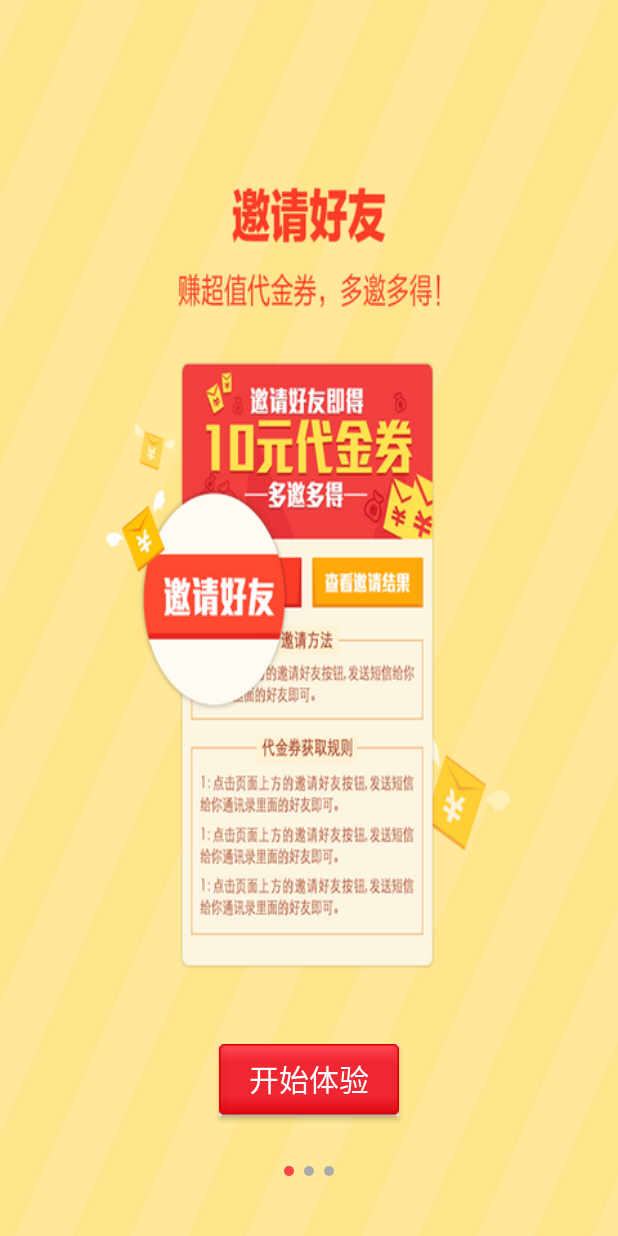
After one commit to Lfwen/BeijingNews, an Android app: the GuideActivity screen opened directly, with no data from a screen before it, on a phone screen of 412 x 824 dp. The commit adds this screen. Run offline under Robolectric (Android 15) with nearby library versions, the phone set to English and light mode, and no system bars.

Commit message:
Second commit:制作引导页面，完成引导页面数据填充（背景图）、完成添加下标动态指示点

```diff
--- a/app/src/main/AndroidManifest.xml
+++ b/app/src/main/AndroidManifest.xml
@@ -15,6 +15,7 @@
                 <category android:name="android.intent.category.LAUNCHER" />
             </intent-filter>
         </activity>
+        <activity android:name=".activity.GuideActivity"></activity>
     </application>
 
 </manifest>
--- a/app/src/main/java/com/newsapp/lfw/beijingnews/LauncherActivity.java
+++ b/app/src/main/java/com/newsapp/lfw/beijingnews/LauncherActivity.java
@@ -1,6 +1,7 @@
 package com.newsapp.lfw.beijingnews;
 
 import android.app.Activity;
+import android.content.Intent;
 import android.os.Bundle;
 import android.view.animation.AlphaAnimation;
 import android.view.animation.Animation;
@@ -8,10 +9,13 @@ import android.view.animation.AnimationSet;
 import android.view.animation.RotateAnimation;
 import android.view.animation.ScaleAnimation;
 import android.widget.RelativeLayout;
-import android.widget.Toast;
+
+import com.newsapp.lfw.beijingnews.activity.GuideActivity;
+import com.newsapp.lfw.beijingnews.utils.CacheUtils;
 
 public class LauncherActivity extends Activity {
 
+    public static final String START_MAIN = "start_main";
     private RelativeLayout activity_launcher;
 
     @Override
@@ -52,7 +56,20 @@ public class LauncherActivity extends Activity {
 
         @Override
         public void onAnimationEnd(Animation animation) {
-            Toast.makeText(LauncherActivity.this, "动画播放结束", Toast.LENGTH_SHORT).show();
+            //判断是否进入过主页面
+            boolean isStartMain = CacheUtils.getBoolean(LauncherActivity.this, START_MAIN);
+            if(isStartMain)
+            {
+                //直接进入主界面
+            }
+            else
+            {
+                //进入引导页面
+                Intent intent = new Intent(LauncherActivity.this, GuideActivity.class);
+                startActivity(intent);
+            }
+//            Toast.makeText(LauncherActivity.this, "动画播放结束", Toast.LENGTH_SHORT).show();
+            finish();
         }
 
         @Override
--- /dev/null
+++ b/app/src/main/java/com/newsapp/lfw/beijingnews/activity/GuideActivity.java
@@ -0,0 +1,125 @@
+package com.newsapp.lfw.beijingnews.activity;
+
+import android.app.Activity;
+import android.os.Bundle;
+import android.support.v4.view.PagerAdapter;
+import android.support.v4.view.ViewPager;
+import android.view.View;
+import android.view.ViewGroup;
+import android.widget.Button;
+import android.widget.ImageView;
+import android.widget.LinearLayout;
+
+import com.newsapp.lfw.beijingnews.R;
+
+import java.util.ArrayList;
+
+public class GuideActivity extends Activity {
+
+    private ViewPager viewPager;
+    private Button btn_start_main;
+    private LinearLayout ll_point_group;
+    private ImageView iv_red_point;
+
+    private ArrayList<ImageView> imageViews;
+
+    @Override
+    protected void onCreate(Bundle savedInstanceState) {
+        super.onCreate(savedInstanceState);
+        setContentView(R.layout.activity_guide);
+
+        viewPager = (ViewPager) findViewById(R.id.viewPager);
+        btn_start_main = (Button) findViewById(R.id.btn_start_main);
+        ll_point_group = (LinearLayout) findViewById(R.id.ll_point_group);
+        iv_red_point = (ImageView) findViewById(R.id.iv_red_point);
+
+        //准备数据
+        int[] ids = new int[]
+                {
+                        R.drawable.guide_1,
+                        R.drawable.guide_2,
+                        R.drawable.guide_3
+                };
+
+        imageViews = new ArrayList<>();
+        for (int i = 0; i < ids.length; i++)
+        {
+            ImageView imageView = new ImageView(GuideActivity.this);
+            //设置背景
+            imageView.setBackgroundResource(ids[i]);
+
+            imageViews.add(imageView);
+            //创建点
+            ImageView point = new ImageView(GuideActivity.this);
+            point.setBackgroundResource(R.drawable.point_normal);
+            /**
+             * 单位是像素，需要做适配
+             */
+            LinearLayout.LayoutParams params = new LinearLayout.LayoutParams(10, 10);
+            if (i!=0)
+            {
+                //不包括第0个，所有的点距左边有10个像素
+                params.leftMargin = 10;
+            }
+            point.setLayoutParams(params);
+            //添加点到线性布局中
+            ll_point_group.addView(point);
+        }
+
+        //设置ViewPager的适配器
+        viewPager.setAdapter(new MyPagerAdapter());
+    }
+
+    class MyPagerAdapter extends PagerAdapter
+    {
+        //默认创建两个，最多创建三个
+
+        /*
+            返回数据的总个数
+         */
+        @Override
+        public int getCount() {
+            return imageViews.size();
+        }
+
+        /**
+         *  作用，类似getView
+         * @param container ViewPager
+         * @param position 要创建页面的位置
+         * @return 返回和创建当前页面有关系的值，可以返回当前页面的视图、返回当前位置position
+         */
+        @Override
+        public Object instantiateItem(ViewGroup container, int position) {
+            ImageView imageView = imageViews.get(position);
+            //添加到容器中
+            container.addView(imageView);
+//            return position;
+            return imageView;
+//            return super.instantiateItem(container, position);
+        }
+
+        /**
+         *
+         * @param view 当前创建的视图
+         * @param object instantiateItem返回的结果值
+         * @return
+         */
+        @Override
+        public boolean isViewFromObject(View view, Object object) {
+//            return view == imageViews.get(Integer.parseInt((String) object));
+            return view == object;
+        }
+
+        /**
+         * 销毁页面
+         * @param container ViewPager
+         * @param position 要销毁的页面的位置
+         * @param object 要销毁的页面
+         */
+        @Override
+        public void destroyItem(ViewGroup container, int position, Object object) {
+//            super.destroyItem(container, position, object);
+            container.removeView((View) object);
+        }
+    }
+}
--- /dev/null
+++ b/app/src/main/java/com/newsapp/lfw/beijingnews/utils/CacheUtils.java
@@ -0,0 +1,24 @@
+package com.newsapp.lfw.beijingnews.utils;
+
+import android.content.Context;
+import android.content.SharedPreferences;
+
+/**
+ * Created by LiFei on 2017/6/11.
+ * 缓存软件的一些参数和数据
+ */
+
+public class CacheUtils {
+    /**
+     *
+     * 得到缓存值
+     * @param context 上下文
+     * @param key
+     * @return
+     */
+    public static boolean getBoolean(Context context, String key) {
+        SharedPreferences sp = context.getSharedPreferences("news", Context.MODE_PRIVATE);
+
+        return false;
+    }
+}
--- /dev/null
+++ b/app/src/main/res/drawable/btn_start_main_selector.xml
@@ -0,0 +1,5 @@
+<?xml version="1.0" encoding="utf-8"?>
+<selector xmlns:android="http://schemas.android.com/apk/res/android">
+    <item android:state_pressed="false" android:drawable="@drawable/button_red_normal"></item>
+    <item android:state_pressed="true" android:drawable="@drawable/button_red_pressed"></item>
+</selector>
--- /dev/null
+++ b/app/src/main/res/drawable/btn_start_main_textcolor_selector.xml
@@ -0,0 +1,6 @@
+<?xml version="1.0" encoding="utf-8"?>
+<selector xmlns:android="http://schemas.android.com/apk/res/android">
+
+    <item android:state_pressed="false" android:color="#fff"></item>
+    <item android:state_pressed="true" android:color="#000"></item>
+</selector>
--- /dev/null
+++ b/app/src/main/res/drawable/point_normal.xml
@@ -0,0 +1,6 @@
+<?xml version="1.0" encoding="utf-8"?>
+<shape xmlns:android="http://schemas.android.com/apk/res/android" android:shape="oval">
+
+    <solid android:color="@android:color/darker_gray"></solid>
+
+</shape>
--- /dev/null
+++ b/app/src/main/res/drawable/point_red.xml
@@ -0,0 +1,6 @@
+<?xml version="1.0" encoding="utf-8"?>
+<shape xmlns:android="http://schemas.android.com/apk/res/android" android:shape="oval">
+
+    <solid android:color="@android:color/holo_red_light"></solid>
+
+</shape>
--- /dev/null
+++ b/app/src/main/res/layout/activity_guide.xml
@@ -0,0 +1,49 @@
+<?xml version="1.0" encoding="utf-8"?>
+<RelativeLayout xmlns:android="http://schemas.android.com/apk/res/android"
+    xmlns:tools="http://schemas.android.com/tools"
+    android:id="@+id/activity_guide"
+    android:layout_width="match_parent"
+    android:layout_height="match_parent"
+    tools:context="com.newsapp.lfw.beijingnews.activity.GuideActivity">
+
+    <android.support.v4.view.ViewPager
+        android:id="@+id/viewPager"
+        android:layout_width="match_parent"
+        android:layout_height="match_parent">
+
+    </android.support.v4.view.ViewPager>
+
+    <Button
+        android:id="@+id/btn_start_main"
+        android:background="@drawable/btn_start_main_selector"
+        android:textColor="@drawable/btn_start_main_textcolor_selector"
+        android:layout_centerHorizontal="true"
+        android:layout_alignParentBottom="true"
+        android:layout_marginBottom="80dp"
+        android:paddingLeft="20dp"
+        android:paddingRight="20dp"
+        android:text="开始体验"
+        android:textSize="20sp"
+        android:layout_width="wrap_content"
+        android:layout_height="wrap_content" />
+
+    <RelativeLayout
+        android:layout_centerHorizontal="true"
+        android:layout_alignParentBottom="true"
+        android:layout_marginBottom="40dp"
+        android:layout_width="wrap_content"
+        android:layout_height="wrap_content">
+
+        <LinearLayout
+            android:id="@+id/ll_point_group"
+            android:orientation="horizontal"
+            android:layout_width="wrap_content"
+            android:layout_height="wrap_content"/>
+
+        <ImageView
+            android:id="@+id/iv_red_point"
+            android:background="@drawable/point_red"
+            android:layout_width="10px"
+            android:layout_height="10px" />
+    </RelativeLayout>
+</RelativeLayout>
```
Also changed, not shown: app/src/main/res/drawable-hdpi/guide_1.png (added), app/src/main/res/drawable-hdpi/guide_2.png (added), app/src/main/res/drawable-hdpi/guide_3.png (added), app/src/main/res/drawable/button_red_normal.9.png (added), app/src/main/res/drawable/button_red_pressed.9.png (added), app/src/main/res/layout/activity_launcher.xml (line endings or trailing spaces).
